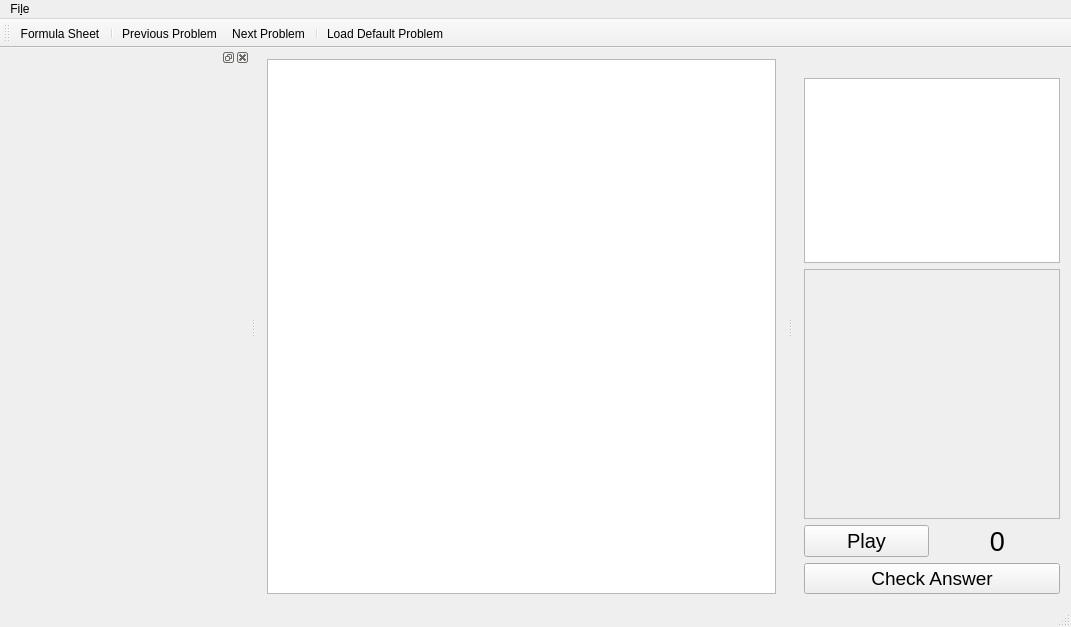
First picture: the form in NewtonCore/mainwindow.ui, repository jarednielson/NewtonEZ, before the edit.
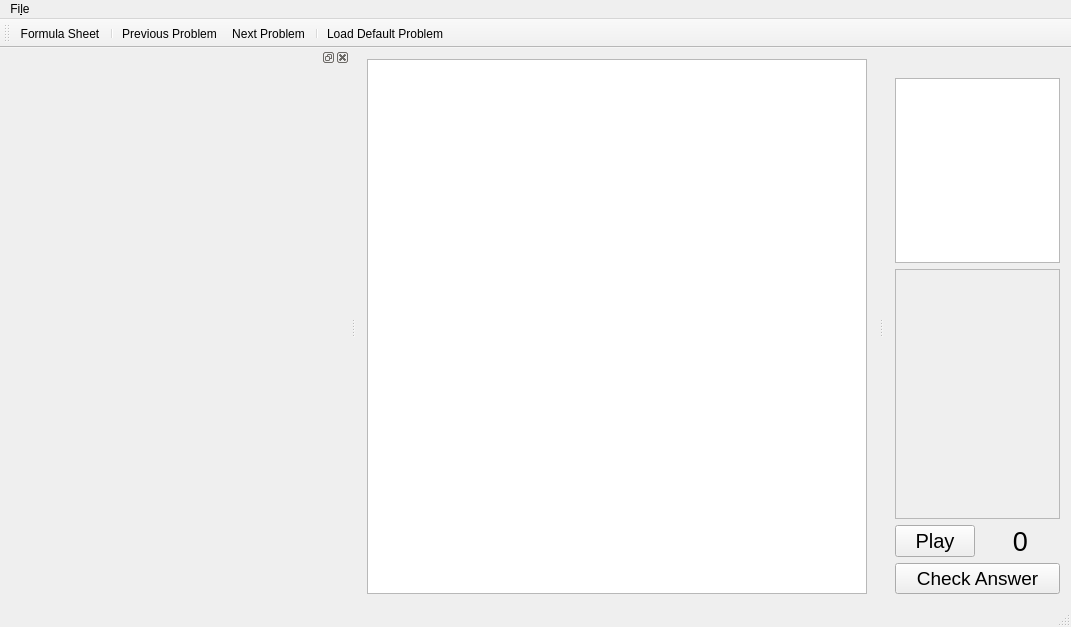
Second picture: the form after the edit. Icons and pictures are not drawn. Custom widgets are drawn as their Qt base class.

Commit message: Minor formula sheet adjustments so it starts off expanded

What changed in the file:
```diff
--- a/NewtonCore/mainwindow.ui
+++ b/NewtonCore/mainwindow.ui
@@ -183,7 +183,7 @@
            <rect>
             <x>0</x>
             <y>0</y>
-            <width>254</width>
+            <width>179</width>
             <height>248</height>
            </rect>
           </property>
@@ -262,7 +262,7 @@
   <widget class="QDockWidget" name="formulaWidget">
    <property name="minimumSize">
     <size>
-     <width>250</width>
+     <width>350</width>
      <height>50</height>
     </size>
    </property>
```
